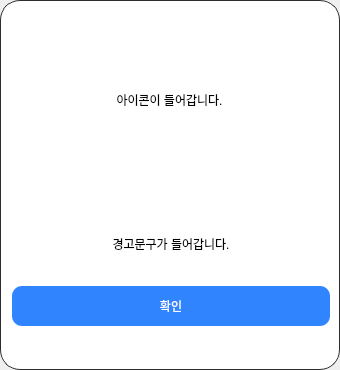
Above: UI/warning_dialog.ui from Uyuniwhite/Face-recognition-Attendance-System-Project before the change. Below: the same form after it.
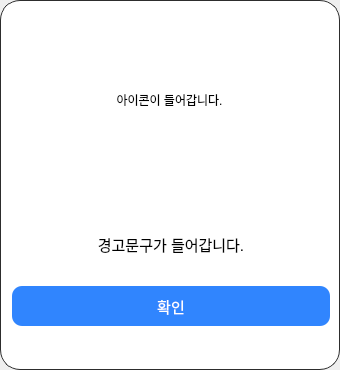
That is the form after the change.

Commit message: 0823 UI 수정 완료

```diff
--- a/UI/warning_dialog.ui
+++ b/UI/warning_dialog.ui
@@ -125,6 +125,11 @@
              <height>66</height>
             </size>
            </property>
+           <property name="font">
+            <font>
+             <pointsize>11</pointsize>
+            </font>
+           </property>
            <property name="text">
             <string>경고문구가 들어갑니다.</string>
            </property>
@@ -150,6 +155,11 @@
              <height>40</height>
             </size>
            </property>
+           <property name="font">
+            <font>
+             <pointsize>11</pointsize>
+            </font>
+           </property>
            <property name="styleSheet">
             <string notr="true"/>
            </property>
```
The commit also changes 7 other files.
